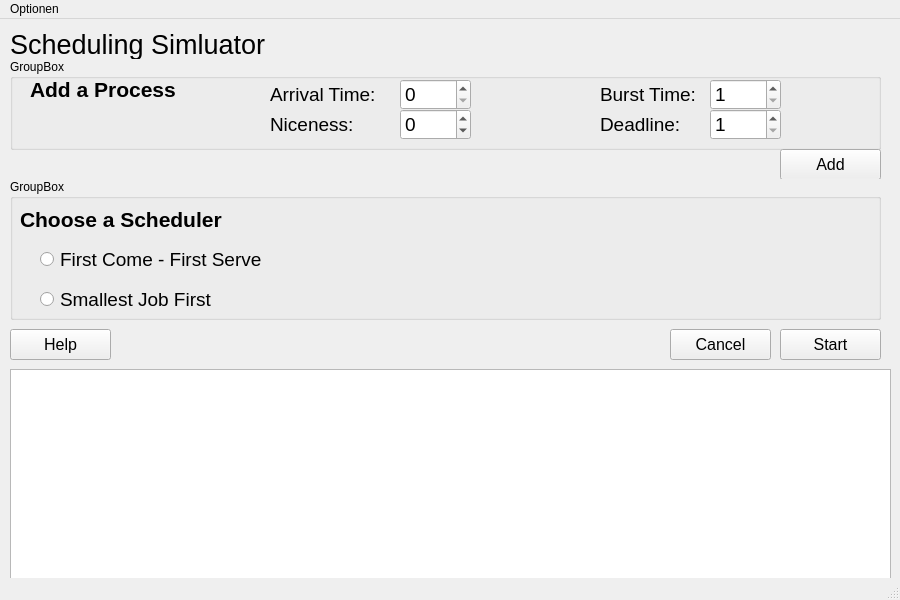
This is scheduler_sim_gui.ui in TypMitSchnurrbart/SchedulerSim as Qt 5 draws it before an edit. The edited form follows.
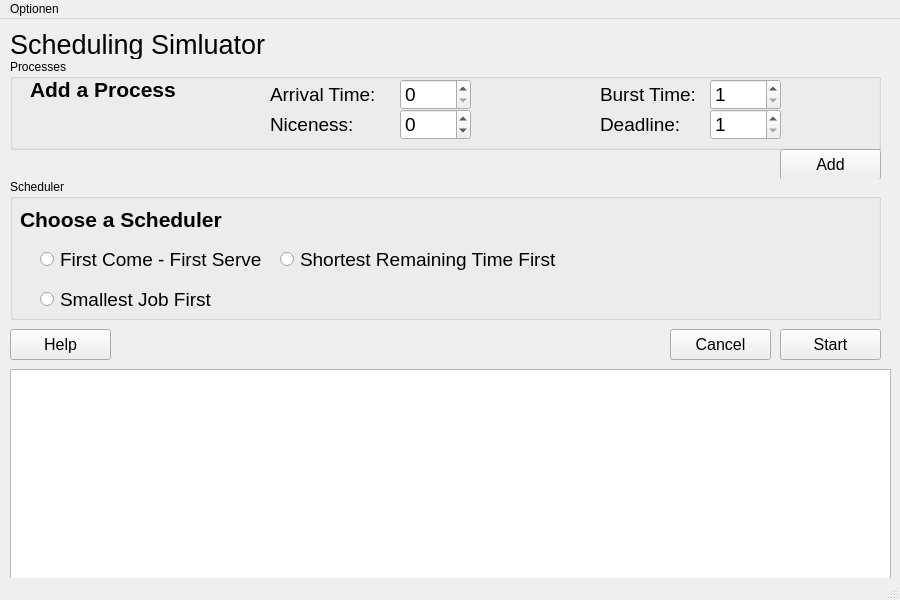
This is the edited form.

Commit message: Added SJF and SRTF

Diff of the .ui file:
```diff
--- a/scheduler_sim_gui.ui
+++ b/scheduler_sim_gui.ui
@@ -163,7 +163,7 @@
      <bool>true</bool>
     </property>
     <property name="title">
-     <string>GroupBox</string>
+     <string>Processes</string>
     </property>
     <widget class="QLabel" name="label">
      <property name="geometry">
@@ -376,7 +376,7 @@
      <bool>true</bool>
     </property>
     <property name="title">
-     <string>GroupBox</string>
+     <string>Scheduler</string>
     </property>
     <widget class="QLabel" name="label_choose_scheduler">
      <property name="geometry">
@@ -437,6 +437,24 @@
       <string>Smallest Job First</string>
      </property>
     </widget>
+    <widget class="QRadioButton" name="radio_srtf">
+     <property name="geometry">
+      <rect>
+       <x>270</x>
+       <y>70</y>
+       <width>281</width>
+       <height>21</height>
+      </rect>
+     </property>
+     <property name="font">
+      <font>
+       <pointsize>14</pointsize>
+      </font>
+     </property>
+     <property name="text">
+      <string>Shortest Remaining Time First</string>
+     </property>
+    </widget>
    </widget>
   </widget>
   <widget class="QMenuBar" name="menubar">
```
The commit also changes 11 other files.
